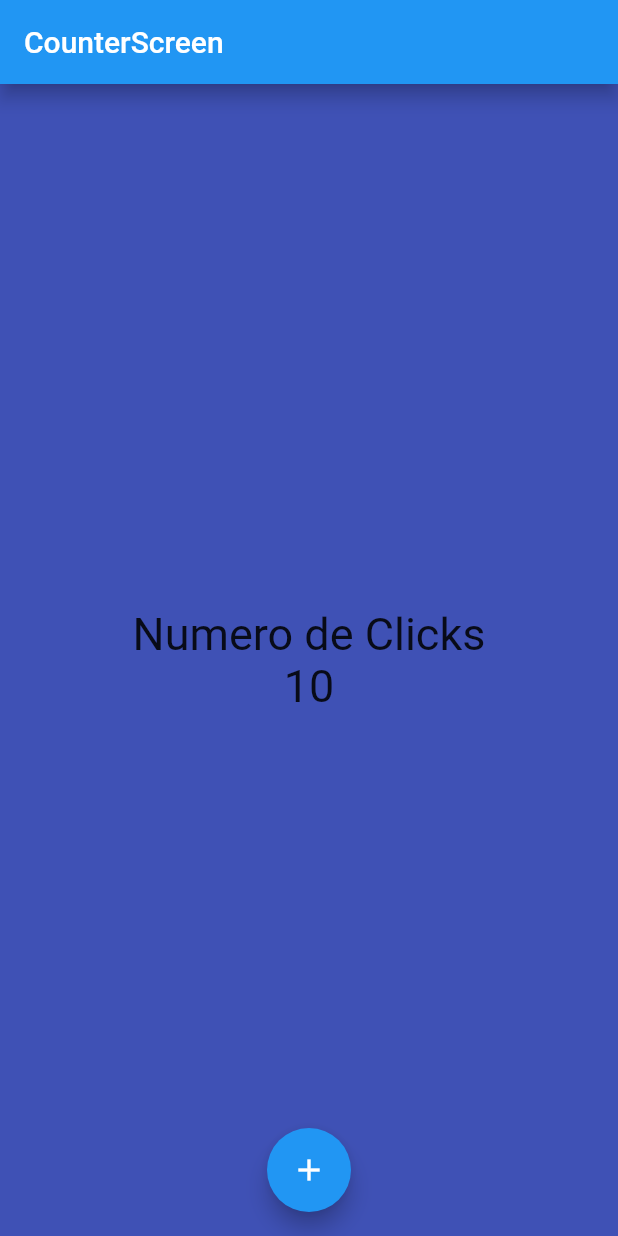
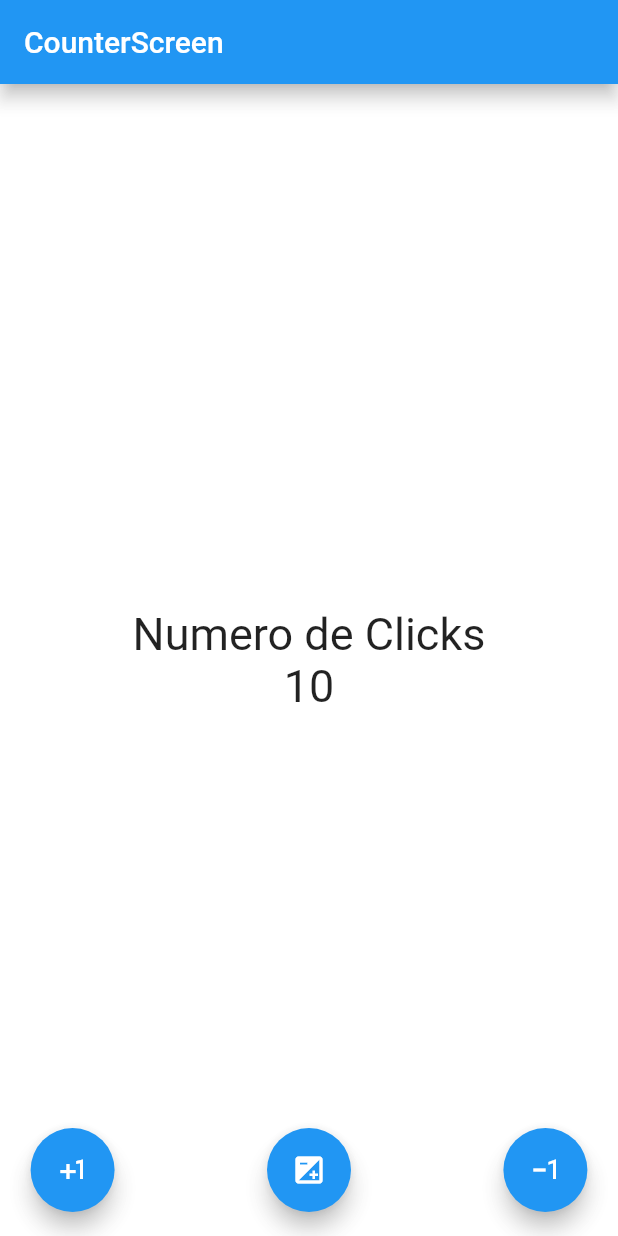
Before and after one commit to francocragnolini/counter_app_flutter, a Flutter app: the screen it shows after launch, on a phone screen of 412 x 824 dp. Run offline on Flutter 3.47's test engine with Material 2 defaults, Android fonts, the phone set to English and light mode, and no system bars.

Commit message:
App Funcional

```diff
--- a/lib/screens/counter_screen.dart
+++ b/lib/screens/counter_screen.dart
@@ -20,7 +20,7 @@ class _CounterScreenState extends State<CounterScreen> {
         title: const Text("CounterScreen"),
         elevation: 5,
       ),
-      backgroundColor: Colors.indigo,
+      backgroundColor: Colors.white70,
       body: Center(
         child: Column(
           mainAxisAlignment: MainAxisAlignment.center,
@@ -39,14 +39,43 @@ class _CounterScreenState extends State<CounterScreen> {
         ),
       ),
       floatingActionButtonLocation: FloatingActionButtonLocation.centerFloat,
-      floatingActionButton: FloatingActionButton(
+      floatingActionButton: Row(
+        mainAxisAlignment: MainAxisAlignment.spaceAround,
+        children: [
+          FloatingActionButton(
             onPressed: () {
               counter++;
               setState(() {});
             },
             child: const Icon(
-          Icons.add,
+              Icons.plus_one,
             ),
+          ),
+          const SizedBox(
+            width: 20,
+          ),
+          FloatingActionButton(
+            onPressed: () {
+              counter = 0;
+              setState(() {});
+            },
+            child: const Icon(
+              Icons.exposure,
+            ),
+          ),
+          const SizedBox(
+            width: 20,
+          ),
+          FloatingActionButton(
+            onPressed: () {
+              counter--;
+              setState(() {});
+            },
+            child: const Icon(
+              Icons.exposure_minus_1,
+            ),
+          ),
+        ],
       ),
     );
   }
```
Lines whose indentation alone changed are shown as unchanged.
